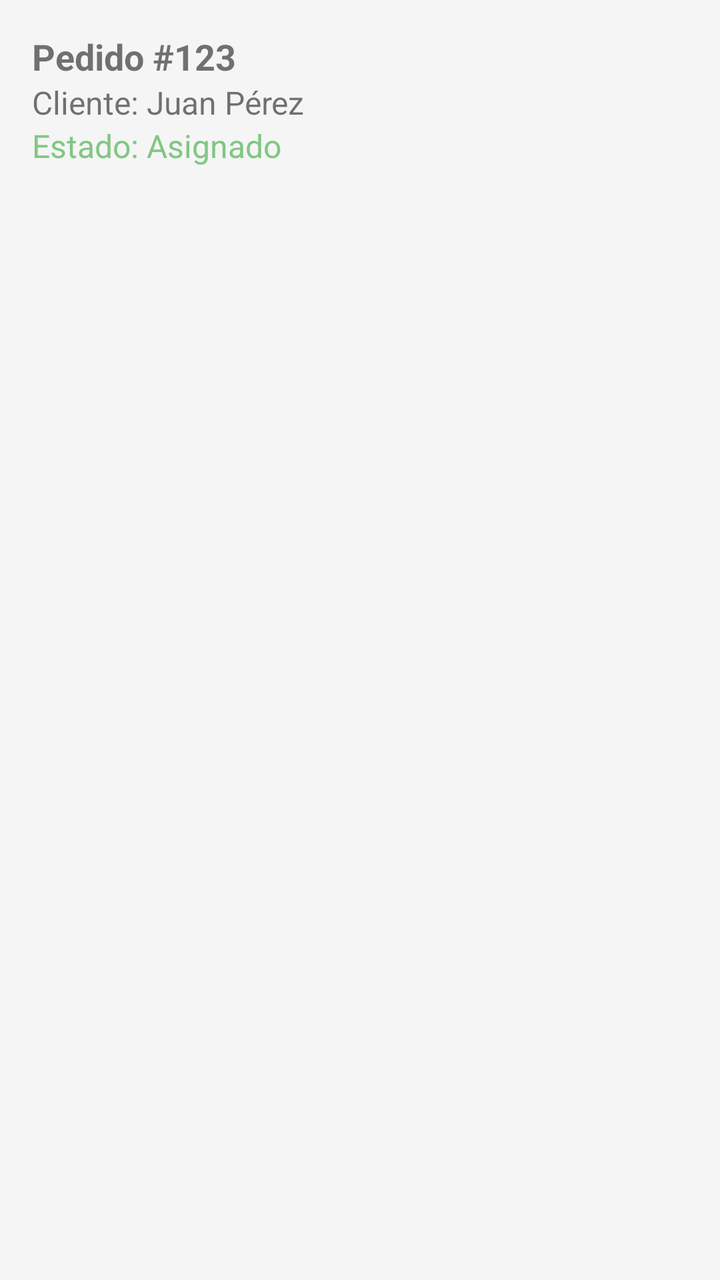
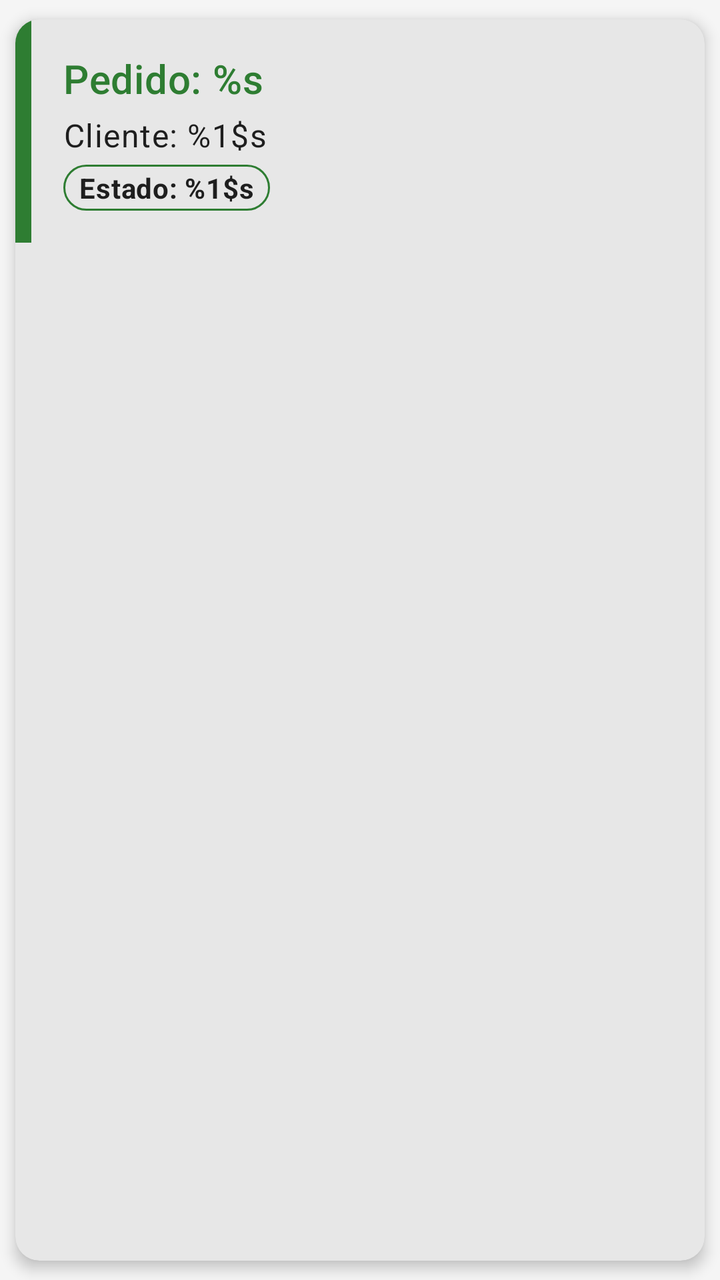

Before-and-after screenshots of an Android layout around one commit, followed by the original layout XML and the change that was made.
<!-- AndroidManifest.xml: application theme AppTheme -->
<!-- res/layout/item_pedido.xml -->
<?xml version="1.0" encoding="utf-8"?>
<LinearLayout xmlns:android="http://schemas.android.com/apk/res/android"
    android:layout_width="match_parent"
    android:layout_height="wrap_content"
    android:orientation="vertical"
    android:padding="16dp"
    android:background="?android:attr/selectableItemBackground">

    <TextView
        android:id="@+id/tvNumeroPedido"
        android:layout_width="wrap_content"
        android:layout_height="wrap_content"
        android:text="Pedido #123"
        android:textSize="18sp"
        android:textStyle="bold"/>

    <TextView
        android:id="@+id/tvCliente"
        android:layout_width="wrap_content"
        android:layout_height="wrap_content"
        android:text="Cliente: Juan Pérez"
        android:textSize="16sp"/>

    <TextView
        android:id="@+id/tvEstado"
        android:layout_width="wrap_content"
        android:layout_height="wrap_content"
        android:text="Estado: Asignado"
        android:textSize="16sp"
        android:textColor="@color/colorAccent"/>
</LinearLayout>
<!-- resources referenced by this layout -->
<resources>
  <color name="colorAccent">#81C784</color>
  <color name="colorPrimary">#2E7D32</color>
  <color name="colorPrimaryVariant">#1B5E20</color>
  <color name="colorOnPrimary">#FFFFFF</color>
  <color name="colorSecondary">#66BB6A</color>
  <color name="green_700">#388E3C</color>
  <color name="colorOnSecondary">#000000</color>
  <color name="colorBackground">#F5F5F5</color>
  <color name="colorSurface">#FFFFFF</color>
  <color name="colorOnBackground">#000000</color>
  <color name="colorOnSurface">#000000</color>
  <color name="error">#F44336</color>
  <color name="white">#FFFFFFFF</color>
  <color name="colorPrimaryDark">#1B5E20</color>
  <style name="TextAppearance.App.Headline1" parent="TextAppearance.MaterialComponents.Headline1">
              <item name="fontFamily">sans-serif-light</item>
              <item name="android:fontFamily">sans-serif-light</item>
              <item name="android:textSize">96sp</item>
          </style>
  <style name="TextAppearance.App.Headline2" parent="TextAppearance.MaterialComponents.Headline2">
              <item name="fontFamily">sans-serif-light</item>
              <item name="android:fontFamily">sans-serif-light</item>
              <item name="android:textSize">60sp</item>
          </style>
  <style name="TextAppearance.App.Headline3" parent="TextAppearance.MaterialComponents.Headline3">
              <item name="fontFamily">sans-serif</item>
              <item name="android:fontFamily">sans-serif</item>
              <item name="android:textSize">48sp</item>
          </style>
  <style name="TextAppearance.App.Headline4" parent="TextAppearance.MaterialComponents.Headline4">
              <item name="fontFamily">sans-serif</item>
              <item name="android:fontFamily">sans-serif</item>
              <item name="android:textSize">34sp</item>
          </style>
  <style name="TextAppearance.App.Headline5" parent="TextAppearance.MaterialComponents.Headline5">
              <item name="fontFamily">sans-serif</item>
              <item name="android:fontFamily">sans-serif</item>
              <item name="android:textSize">24sp</item>
          </style>
  <style name="TextAppearance.App.Subtitle1" parent="TextAppearance.MaterialComponents.Subtitle1">
              <item name="fontFamily">sans-serif</item>
              <item name="android:fontFamily">sans-serif</item>
              <item name="android:textSize">16sp</item>
          </style>
  <style name="TextAppearance.App.Subtitle2" parent="TextAppearance.MaterialComponents.Subtitle2">
              <item name="fontFamily">sans-serif-medium</item>
              <item name="android:fontFamily">sans-serif-medium</item>
              <item name="android:textSize">14sp</item>
          </style>
  <style name="TextAppearance.App.Body1" parent="TextAppearance.MaterialComponents.Body1">
              <item name="fontFamily">sans-serif</item>
              <item name="android:fontFamily">sans-serif</item>
              <item name="android:textSize">16sp</item>
          </style>
  <style name="TextAppearance.App.Body2" parent="TextAppearance.MaterialComponents.Body2">
              <item name="fontFamily">sans-serif</item>
              <item name="android:fontFamily">sans-serif</item>
              <item name="android:textSize">14sp</item>
          </style>
  <style name="TextAppearance.App.Caption" parent="TextAppearance.MaterialComponents.Caption">
              <item name="fontFamily">sans-serif</item>
              <item name="android:fontFamily">sans-serif</item>
              <item name="android:textSize">12sp</item>
          </style>
  <!-- unchanged entries left out for length: 9 -->
</resources>

<!-- the commit's change to res/layout/item_pedido.xml (unified diff, before → after) -->
@@ -1,31 +1,72 @@
 <?xml version="1.0" encoding="utf-8"?>
-<LinearLayout xmlns:android="http://schemas.android.com/apk/res/android"
+<com.google.android.material.card.MaterialCardView
+    xmlns:android="http://schemas.android.com/apk/res/android"
+    xmlns:app="http://schemas.android.com/apk/res-auto"
     android:layout_width="match_parent"
     android:layout_height="wrap_content"
-    android:orientation="vertical"
-    android:padding="16dp"
-    android:background="?android:attr/selectableItemBackground">
+    app:cardCornerRadius="12dp"
+    app:cardElevation="4dp"
+    app:cardUseCompatPadding="true"
+    app:contentPadding="0dp"
+    android:clickable="false"
+    android:focusable="false"
+    app:rippleColor="@color/colorPrimary"
+    app:cardBackgroundColor="@color/colorSurface">
 
-    <TextView
-        android:id="@+id/tvNumeroPedido"
-        android:layout_width="wrap_content"
-        android:layout_height="wrap_content"
-        android:text="Pedido #123"
-        android:textSize="18sp"
-        android:textStyle="bold"/>
+    <androidx.constraintlayout.widget.ConstraintLayout
+        android:layout_width="match_parent"
+        android:layout_height="wrap_content">
 
-    <TextView
-        android:id="@+id/tvCliente"
-        android:layout_width="wrap_content"
-        android:layout_height="wrap_content"
-        android:text="Cliente: Juan Pérez"
-        android:textSize="16sp"/>
+        
+        <View
+            android:id="@+id/viewStatusIndicator"
+            android:layout_width="8dp"
+            android:layout_height="0dp"
+            android:background="@color/colorPrimary"
+            app:layout_constraintTop_toTopOf="parent"
+            app:layout_constraintBottom_toBottomOf="parent"
+            app:layout_constraintStart_toStartOf="parent" />
 
-    <TextView
-        android:id="@+id/tvEstado"
-        android:layout_width="wrap_content"
-        android:layout_height="wrap_content"
-        android:text="Estado: Asignado"
-        android:textSize="16sp"
-        android:textColor="@color/colorAccent"/>
-</LinearLayout>
+        <LinearLayout
+            android:layout_width="0dp"
+            android:layout_height="wrap_content"
+            android:orientation="vertical"
+            android:padding="16dp"
+            app:layout_constraintTop_toTopOf="parent"
+            app:layout_constraintBottom_toBottomOf="parent"
+            app:layout_constraintStart_toEndOf="@id/viewStatusIndicator"
+            app:layout_constraintEnd_toEndOf="parent">
+
+            <TextView
+                android:id="@+id/tvNumeroPedido"
+                android:layout_width="wrap_content"
+                android:layout_height="wrap_content"
+                android:text="@string/pedido_numero"
+                android:textAppearance="?attr/textAppearanceHeadline6"
+                android:textColor="@color/colorPrimary"
+                android:layout_marginBottom="4dp" />
+
+            <TextView
+                android:id="@+id/tvCliente"
+                android:layout_width="wrap_content"
+                android:layout_height="wrap_content"
+                android:text="@string/cliente"
+                android:textAppearance="?attr/textAppearanceBody1"
+                android:layout_marginBottom="4dp" />
+
+            <TextView
+                android:id="@+id/tvEstado"
+                android:layout_width="wrap_content"
+                android:layout_height="wrap_content"
+                android:text="@string/estado"
+                android:textAppearance="?attr/textAppearanceBody2"
+                android:textStyle="bold"
+                android:background="@drawable/estado_background"
+                android:paddingStart="8dp"
+                android:paddingEnd="8dp"
+                android:paddingTop="2dp"
+                android:paddingBottom="2dp" />
+        </LinearLayout>
+
+    </androidx.constraintlayout.widget.ConstraintLayout>
+</com.google.android.material.card.MaterialCardView>
<!-- resource entries referenced after the edit -->
@@ -1,6 +1,5 @@
 <!-- resources referenced by this layout -->
 <resources>
-  <color name="colorAccent">#81C784</color>
   <color name="colorPrimary">#2E7D32</color>
   <color name="colorPrimaryVariant">#1B5E20</color>
   <color name="colorOnPrimary">#FFFFFF</color>
@@ -9,6 +8,19 @@
   <color name="colorOnSecondary">#000000</color>
   <color name="colorBackground">#F5F5F5</color>
   <color name="colorSurface">#FFFFFF</color>
+  <!-- drawable estado_background (drawable) -->
+  <?xml version="1.0" encoding="utf-8"?>
+  <shape xmlns:android="http://schemas.android.com/apk/res/android"
+      android:shape="rectangle">
+      <corners android:radius="16dp" />
+  
+      <stroke
+          android:width="1dp"
+          android:color="@color/colorPrimary" />
+  </shape>
+  <string name="cliente">Cliente: %1$s</string>
+  <string name="estado">Estado: %1$s</string>
+  <string name="pedido_numero">Pedido: %s</string>
   <color name="colorOnBackground">#000000</color>
   <color name="colorOnSurface">#000000</color>
   <color name="error">#F44336</color>
